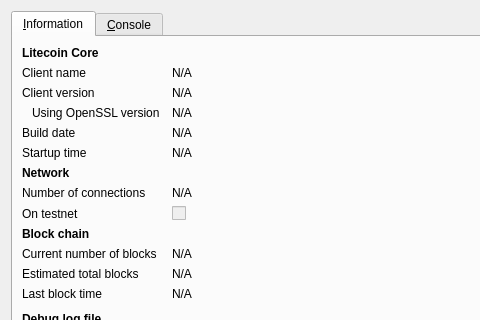
Above: src/qt/forms/rpcconsole.ui from teestcoin/teestcoin1 before the change; both pictures show x 0 to 480 and y 0 to 320 of the 740 by 450 pixel window. Below: the same form after it.
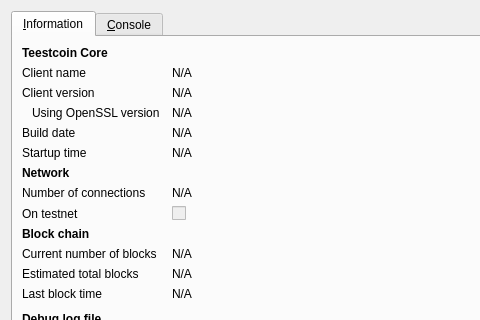
That is the form after the change. Icons and pictures are not drawn.

What changed in the file:
```diff
--- a/src/qt/forms/rpcconsole.ui
+++ b/src/qt/forms/rpcconsole.ui
@@ -36,7 +36,7 @@
           </font>
          </property>
          <property name="text">
-          <string>Litecoin Core</string>
+          <string>Teestcoin Core</string>
          </property>
         </widget>
        </item>
```
Left out of the diff: 6 changed lines with no effect on the pictures.
